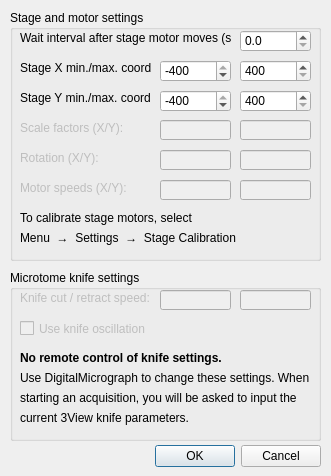
The window that gui/microtome_settings_dlg.ui (SBEMimage/SBEMimage) describes before a commit, drawn with Qt 5.
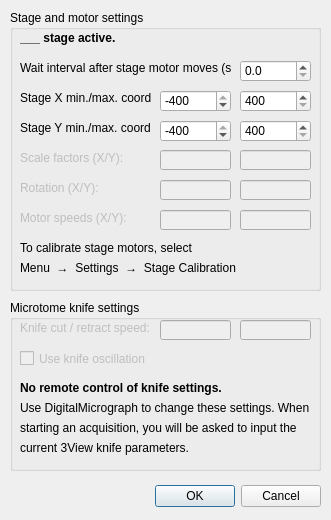
The same window after the commit.

Commit message: Allow program to be started with Merlin stage selected

```diff
--- a/gui/microtome_settings_dlg.ui
+++ b/gui/microtome_settings_dlg.ui
@@ -10,7 +10,7 @@
     <x>0</x>
     <y>0</y>
     <width>331</width>
-    <height>476</height>
+    <height>520</height>
    </rect>
   </property>
   <property name="windowTitle">
@@ -23,7 +23,7 @@
    <property name="geometry">
     <rect>
      <x>130</x>
-     <y>440</y>
+     <y>480</y>
      <width>191</width>
      <height>32</height>
     </rect>
@@ -41,7 +41,7 @@
      <x>10</x>
      <y>10</y>
      <width>311</width>
-     <height>251</height>
+     <height>281</height>
     </rect>
    </property>
    <property name="title">
@@ -51,7 +51,7 @@
     <property name="geometry">
      <rect>
       <x>10</x>
-      <y>50</y>
+      <y>80</y>
       <width>131</width>
       <height>16</height>
      </rect>
@@ -64,7 +64,7 @@
     <property name="geometry">
      <rect>
       <x>10</x>
-      <y>80</y>
+      <y>110</y>
       <width>131</width>
       <height>16</height>
      </rect>
@@ -77,7 +77,7 @@
     <property name="geometry">
      <rect>
       <x>10</x>
-      <y>20</y>
+      <y>50</y>
       <width>211</width>
       <height>16</height>
      </rect>
@@ -93,7 +93,7 @@
     <property name="geometry">
      <rect>
       <x>10</x>
-      <y>110</y>
+      <y>140</y>
       <width>131</width>
       <height>16</height>
      </rect>
@@ -109,7 +109,7 @@
     <property name="geometry">
      <rect>
       <x>150</x>
-      <y>140</y>
+      <y>170</y>
       <width>71</width>
       <height>20</height>
      </rect>
@@ -122,7 +122,7 @@
     <property name="geometry">
      <rect>
       <x>230</x>
-      <y>110</y>
+      <y>140</y>
       <width>71</width>
       <height>20</height>
      </rect>
@@ -135,7 +135,7 @@
     <property name="geometry">
      <rect>
       <x>150</x>
-      <y>110</y>
+      <y>140</y>
       <width>71</width>
       <height>20</height>
      </rect>
@@ -148,7 +148,7 @@
     <property name="geometry">
      <rect>
       <x>230</x>
-      <y>140</y>
+      <y>170</y>
       <width>71</width>
       <height>20</height>
      </rect>
@@ -161,7 +161,7 @@
     <property name="geometry">
      <rect>
       <x>10</x>
-      <y>140</y>
+      <y>170</y>
       <width>131</width>
       <height>16</height>
      </rect>
@@ -174,7 +174,7 @@
     <property name="geometry">
      <rect>
       <x>10</x>
-      <y>200</y>
+      <y>230</y>
       <width>261</width>
       <height>16</height>
      </rect>
@@ -187,7 +187,7 @@
     <property name="geometry">
      <rect>
       <x>10</x>
-      <y>220</y>
+      <y>250</y>
       <width>261</width>
       <height>16</height>
      </rect>
@@ -200,7 +200,7 @@
     <property name="geometry">
      <rect>
       <x>230</x>
-      <y>20</y>
+      <y>50</y>
       <width>71</width>
       <height>22</height>
      </rect>
@@ -216,7 +216,7 @@
     <property name="geometry">
      <rect>
       <x>150</x>
-      <y>50</y>
+      <y>80</y>
       <width>71</width>
       <height>22</height>
      </rect>
@@ -235,7 +235,7 @@
     <property name="geometry">
      <rect>
       <x>230</x>
-      <y>50</y>
+      <y>80</y>
       <width>71</width>
       <height>22</height>
      </rect>
@@ -254,7 +254,7 @@
     <property name="geometry">
      <rect>
       <x>150</x>
-      <y>80</y>
+      <y>110</y>
       <width>71</width>
       <height>22</height>
      </rect>
@@ -273,7 +273,7 @@
     <property name="geometry">
      <rect>
       <x>230</x>
-      <y>80</y>
+      <y>110</y>
       <width>71</width>
       <height>22</height>
      </rect>
@@ -295,7 +295,7 @@
     <property name="geometry">
      <rect>
       <x>10</x>
-      <y>170</y>
+      <y>200</y>
       <width>131</width>
       <height>16</height>
      </rect>
@@ -311,7 +311,7 @@
     <property name="geometry">
      <rect>
       <x>230</x>
-      <y>170</y>
+      <y>200</y>
       <width>71</width>
       <height>20</height>
      </rect>
@@ -324,18 +324,37 @@
     <property name="geometry">
      <rect>
       <x>150</x>
-      <y>170</y>
+      <y>200</y>
       <width>71</width>
       <height>20</height>
      </rect>
     </property>
    </widget>
+   <widget class="QLabel" name="label_selectedStage">
+    <property name="geometry">
+     <rect>
+      <x>10</x>
+      <y>20</y>
+      <width>251</width>
+      <height>16</height>
+     </rect>
+    </property>
+    <property name="font">
+     <font>
+      <weight>75</weight>
+      <bold>true</bold>
+     </font>
+    </property>
+    <property name="text">
+     <string>___ stage active. </string>
+    </property>
+   </widget>
   </widget>
   <widget class="QGroupBox" name="groupBox_2">
    <property name="geometry">
     <rect>
      <x>10</x>
-     <y>270</y>
+     <y>300</y>
      <width>311</width>
      <height>171</height>
     </rect>
```
The commit also changes 4 other files.
